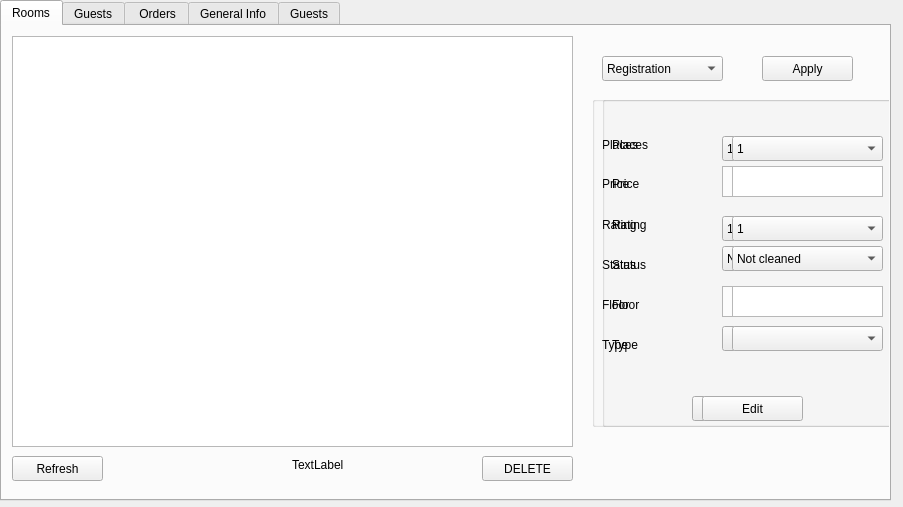
ZpmPower/Hotel_Network, file client/ReceptionistView.ui: the form before one commit.
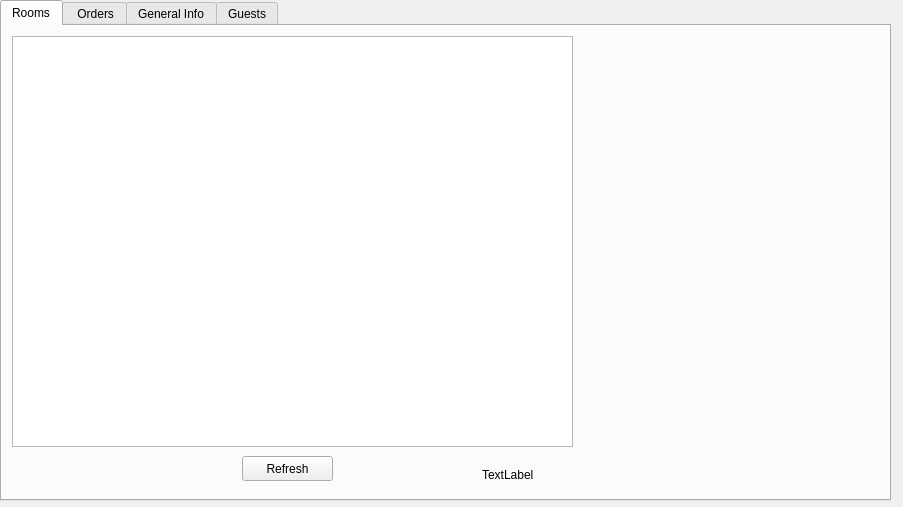
The form after the commit. The open tabs and pages were chosen to show the change.

Commit message: started receptionist

The edit to the form file:
```diff
--- a/client/ReceptionistView.ui
+++ b/client/ReceptionistView.ui
@@ -48,7 +48,7 @@
     <widget class="QPushButton" name="hotelRoomsBtn">
      <property name="geometry">
       <rect>
-       <x>10</x>
+       <x>240</x>
        <y>430</y>
        <width>91</width>
        <height>25</height>
@@ -58,24 +58,11 @@
       <string>Refresh</string>
      </property>
     </widget>
-    <widget class="QPushButton" name="deleteRoomBtn">
-     <property name="geometry">
-      <rect>
-       <x>480</x>
-       <y>430</y>
-       <width>91</width>
-       <height>25</height>
-      </rect>
-     </property>
-     <property name="text">
-      <string>DELETE</string>
-     </property>
-    </widget>
     <widget class="QLabel" name="deleteRoomLbl">
      <property name="geometry">
       <rect>
-       <x>290</x>
-       <y>430</y>
+       <x>480</x>
+       <y>440</y>
        <width>54</width>
        <height>17</height>
       </rect>
@@ -84,847 +71,6 @@
       <string>TextLabel</string>
      </property>
     </widget>
-    <widget class="QComboBox" name="comboBox_2">
-     <property name="geometry">
-      <rect>
-       <x>600</x>
-       <y>30</y>
-       <width>121</width>
-       <height>25</height>
-      </rect>
-     </property>
-     <item>
-      <property name="text">
-       <string>Registration</string>
-      </property>
-     </item>
-     <item>
-      <property name="text">
-       <string>Edit</string>
-      </property>
-     </item>
-    </widget>
-    <widget class="QPushButton" name="chooseBtn">
-     <property name="geometry">
-      <rect>
-       <x>760</x>
-       <y>30</y>
-       <width>91</width>
-       <height>25</height>
-      </rect>
-     </property>
-     <property name="text">
-      <string>Apply</string>
-     </property>
-    </widget>
-    <widget class="QGroupBox" name="newRoomBox">
-     <property name="enabled">
-      <bool>true</bool>
-     </property>
-     <property name="geometry">
-      <rect>
-       <x>590</x>
-       <y>70</y>
-       <width>301</width>
-       <height>331</height>
-      </rect>
-     </property>
-     <property name="title">
-      <string/>
-     </property>
-     <widget class="QPlainTextEdit" name="priceRTE">
-      <property name="geometry">
-       <rect>
-        <x>130</x>
-        <y>70</y>
-        <width>151</width>
-        <height>31</height>
-       </rect>
-      </property>
-     </widget>
-     <widget class="QLabel" name="label_33">
-      <property name="geometry">
-       <rect>
-        <x>10</x>
-        <y>40</y>
-        <width>91</width>
-        <height>17</height>
-       </rect>
-      </property>
-      <property name="text">
-       <string>Places</string>
-      </property>
-     </widget>
-     <widget class="QLabel" name="label_34">
-      <property name="geometry">
-       <rect>
-        <x>10</x>
-        <y>80</y>
-        <width>91</width>
-        <height>16</height>
-       </rect>
-      </property>
-      <property name="text">
-       <string>Price</string>
-      </property>
-     </widget>
-     <widget class="QLabel" name="label_35">
-      <property name="geometry">
-       <rect>
-        <x>10</x>
-        <y>120</y>
-        <width>91</width>
-        <height>17</height>
-       </rect>
-      </property>
-      <property name="text">
-       <string>Rating</string>
-      </property>
-     </widget>
-     <widget class="QLabel" name="label_36">
-      <property name="geometry">
-       <rect>
-        <x>10</x>
-        <y>160</y>
-        <width>91</width>
-        <height>17</height>
-       </rect>
-      </property>
-      <property name="text">
-       <string>Status</string>
-      </property>
-     </widget>
-     <widget class="QLabel" name="label_37">
-      <property name="geometry">
-       <rect>
-        <x>10</x>
-        <y>200</y>
-        <width>54</width>
-        <height>17</height>
-       </rect>
-      </property>
-      <property name="text">
-       <string>Floor</string>
-      </property>
-     </widget>
-     <widget class="QPlainTextEdit" name="floorRTE">
-      <property name="geometry">
-       <rect>
-        <x>130</x>
-        <y>190</y>
-        <width>151</width>
-        <height>31</height>
-       </rect>
-      </property>
-     </widget>
-     <widget class="QPushButton" name="addRoomBtn">
-      <property name="geometry">
-       <rect>
-        <x>100</x>
-        <y>300</y>
-        <width>101</width>
-        <height>25</height>
-       </rect>
-      </property>
-      <property name="text">
-       <string>Add</string>
-      </property>
-     </widget>
-     <widget class="QLabel" name="regLabel_3">
-      <property name="geometry">
-       <rect>
-        <x>80</x>
-        <y>230</y>
-        <width>131</width>
-        <height>17</height>
-       </rect>
-      </property>
-      <property name="text">
-       <string/>
-      </property>
-     </widget>
-     <widget class="QLabel" name="label_38">
-      <property name="geometry">
-       <rect>
-        <x>10</x>
-        <y>240</y>
-        <width>54</width>
-        <height>17</height>
-       </rect>
-      </property>
-      <property name="text">
-       <string>Type</string>
-      </property>
-     </widget>
-     <widget class="QComboBox" name="typeCb">
-      <property name="geometry">
-       <rect>
-        <x>130</x>
-        <y>230</y>
-        <width>151</width>
-        <height>25</height>
-       </rect>
-      </property>
-     </widget>
-     <widget class="QComboBox" name="ratingCb">
-      <property name="geometry">
-       <rect>
-        <x>130</x>
-        <y>120</y>
-        <width>151</width>
-        <height>25</height>
-       </rect>
-      </property>
-      <item>
-       <property name="text">
-        <string>1</string>
-       </property>
-      </item>
-      <item>
-       <property name="text">
-        <string>2</string>
-       </property>
-      </item>
-      <item>
-       <property name="text">
-        <string>3</string>
-       </property>
-      </item>
-      <item>
-       <property name="text">
-        <string>4</string>
-       </property>
-      </item>
-      <item>
-       <property name="text">
-        <string>5</string>
-       </property>
-      </item>
-      <item>
-       <property name="text">
-        <string>6</string>
-       </property>
-      </item>
-      <item>
-       <property name="text">
-        <string>7</string>
-       </property>
-      </item>
-      <item>
-       <property name="text">
-        <string>8</string>
-       </property>
-      </item>
-      <item>
-       <property name="text">
-        <string>9</string>
-       </property>
-      </item>
-      <item>
-       <property name="text">
-        <string>10</string>
-       </property>
-      </item>
-     </widget>
-     <widget class="QComboBox" name="statusCb">
-      <property name="geometry">
-       <rect>
-        <x>130</x>
-        <y>150</y>
-        <width>151</width>
-        <height>25</height>
-       </rect>
-      </property>
-      <item>
-       <property name="text">
-        <string>Not cleaned</string>
-       </property>
-      </item>
-      <item>
-       <property name="text">
-        <string>Cleaned</string>
-       </property>
-      </item>
-     </widget>
-     <widget class="QComboBox" name="placesCb">
-      <property name="geometry">
-       <rect>
-        <x>130</x>
-        <y>40</y>
-        <width>151</width>
-        <height>25</height>
-       </rect>
-      </property>
-      <item>
-       <property name="text">
-        <string>1</string>
-       </property>
-      </item>
-      <item>
-       <property name="text">
-        <string>2</string>
-       </property>
-      </item>
-      <item>
-       <property name="text">
-        <string>3</string>
-       </property>
-      </item>
-      <item>
-       <property name="text">
-        <string>4</string>
-       </property>
-      </item>
-      <item>
-       <property name="text">
-        <string>5</string>
-       </property>
-      </item>
-      <item>
-       <property name="text">
-        <string>6</string>
-       </property>
-      </item>
-      <item>
-       <property name="text">
-        <string>7</string>
-       </property>
-      </item>
-      <item>
-       <property name="text">
-        <string>8</string>
-       </property>
-      </item>
-      <item>
-       <property name="text">
-        <string>9</string>
-       </property>
-      </item>
-      <item>
-       <property name="text">
-        <string>10</string>
-       </property>
-      </item>
-     </widget>
-    </widget>
-    <widget class="QGroupBox" name="editRoomBox">
-     <property name="enabled">
-      <bool>true</bool>
-     </property>
-     <property name="geometry">
-      <rect>
-       <x>600</x>
-       <y>70</y>
-       <width>301</width>
-       <height>331</height>
-      </rect>
-     </property>
-     <property name="title">
-      <string/>
-     </property>
-     <widget class="QPlainTextEdit" name="priceRTEE">
-      <property name="geometry">
-       <rect>
-        <x>130</x>
-        <y>70</y>
-        <width>151</width>
-        <height>31</height>
-       </rect>
-      </property>
-     </widget>
-     <widget class="QLabel" name="label_39">
-      <property name="geometry">
-       <rect>
-        <x>10</x>
-        <y>40</y>
-        <width>91</width>
-        <height>17</height>
-       </rect>
-      </property>
-      <property name="text">
-       <string>Places</string>
-      </property>
-     </widget>
-     <widget class="QLabel" name="label_40">
-      <property name="geometry">
-       <rect>
-        <x>10</x>
-        <y>80</y>
-        <width>91</width>
-        <height>16</height>
-       </rect>
-      </property>
-      <property name="text">
-       <string>Price</string>
-      </property>
-     </widget>
-     <widget class="QLabel" name="label_41">
-      <property name="geometry">
-       <rect>
-        <x>10</x>
-        <y>120</y>
-        <width>91</width>
-        <height>17</height>
-       </rect>
-      </property>
-      <property name="text">
-       <string>Rating</string>
-      </property>
-     </widget>
-     <widget class="QLabel" name="label_42">
-      <property name="geometry">
-       <rect>
-        <x>10</x>
-        <y>160</y>
-        <width>91</width>
-        <height>17</height>
-       </rect>
-      </property>
-      <property name="text">
-       <string>Status</string>
-      </property>
-     </widget>
-     <widget class="QLabel" name="label_43">
-      <property name="geometry">
-       <rect>
-        <x>10</x>
-        <y>200</y>
-        <width>54</width>
-        <height>17</height>
-       </rect>
-      </property>
-      <property name="text">
-       <string>Floor</string>
-      </property>
-     </widget>
-     <widget class="QPlainTextEdit" name="floorRTEE">
-      <property name="geometry">
-       <rect>
-        <x>130</x>
-        <y>190</y>
-        <width>151</width>
-        <height>31</height>
-       </rect>
-      </property>
-     </widget>
-     <widget class="QPushButton" name="addRoomBtn_2">
-      <property name="geometry">
-       <rect>
-        <x>100</x>
-        <y>300</y>
-        <width>101</width>
-        <height>25</height>
-       </rect>
-      </property>
-      <property name="text">
-       <string>Edit</string>
-      </property>
-     </widget>
-     <widget class="QLabel" name="regLabel_4">
-      <property name="geometry">
-       <rect>
-        <x>80</x>
-        <y>230</y>
-        <width>131</width>
-        <height>17</height>
-       </rect>
-      </property>
-      <property name="text">
-       <string/>
-      </property>
-     </widget>
-     <widget class="QLabel" name="label_44">
-      <property name="geometry">
-       <rect>
-        <x>10</x>
-        <y>240</y>
-        <width>54</width>
-        <height>17</height>
-       </rect>
-      </property>
-      <property name="text">
-       <string>Type</string>
-      </property>
-     </widget>
-     <widget class="QComboBox" name="typeCbE">
-      <property name="geometry">
-       <rect>
-        <x>130</x>
-        <y>230</y>
-        <width>151</width>
-        <height>25</height>
-       </rect>
-      </property>
-     </widget>
-     <widget class="QComboBox" name="ratingCbE">
-      <property name="geometry">
-       <rect>
-        <x>130</x>
-        <y>120</y>
-        <width>151</width>
-        <height>25</height>
-       </rect>
-      </property>
-      <item>
-       <property name="text">
-        <string>1</string>
-       </property>
-      </item>
-      <item>
-       <property name="text">
-        <string>2</string>
-       </property>
-      </item>
-      <item>
-       <property name="text">
-        <string>3</string>
-       </property>
-      </item>
-      <item>
-       <property name="text">
-        <string>4</string>
-       </property>
-      </item>
-      <item>
-       <property name="text">
-        <string>5</string>
-       </property>
-      </item>
-      <item>
-       <property name="text">
-        <string>6</string>
-       </property>
-      </item>
-      <item>
-       <property name="text">
-        <string>7</string>
-       </property>
-      </item>
-      <item>
-       <property name="text">
-        <string>8</string>
-       </property>
-      </item>
-      <item>
-       <property name="text">
-        <string>9</string>
-       </property>
-      </item>
-      <item>
-       <property name="text">
-        <string>10</string>
-       </property>
-      </item>
-     </widget>
-     <widget class="QComboBox" name="statusCbE">
-      <property name="geometry">
-       <rect>
-        <x>130</x>
-        <y>150</y>
-        <width>151</width>
-        <height>25</height>
-       </rect>
-      </property>
-      <item>
-       <property name="text">
-        <string>Not cleaned</string>
-       </property>
-      </item>
-      <item>
-       <property name="text">
-        <string>Cleaned</string>
-       </property>
-      </item>
-     </widget>
-     <widget class="QComboBox" name="placesCbE">
-      <property name="geometry">
-       <rect>
-        <x>130</x>
-        <y>40</y>
-        <width>151</width>
-        <height>25</height>
-       </rect>
-      </property>
-      <item>
-       <property name="text">
-        <string>1</string>
-       </property>
-      </item>
-      <item>
-       <property name="text">
-        <string>2</string>
-       </property>
-      </item>
-      <item>
-       <property name="text">
-        <string>3</string>
-       </property>
-      </item>
-      <item>
-       <property name="text">
-        <string>4</string>
-       </property>
-      </item>
-      <item>
-       <property name="text">
-        <string>5</string>
-       </property>
-      </item>
-      <item>
-       <property name="text">
-        <string>6</string>
-       </property>
-      </item>
-      <item>
-       <property name="text">
-        <string>7</string>
-       </property>
-      </item>
-      <item>
-       <property name="text">
-        <string>8</string>
-       </property>
-      </item>
-      <item>
-       <property name="text">
-        <string>9</string>
-       </property>
-      </item>
-      <item>
-       <property name="text">
-        <string>10</string>
-       </property>
-      </item>
-     </widget>
-    </widget>
-   </widget>
-   <widget class="QWidget" name="tabGuests_2">
-    <attribute name="title">
-     <string>Guests</string>
-    </attribute>
-    <widget class="QGroupBox" name="groupBox">
-     <property name="enabled">
-      <bool>true</bool>
-     </property>
-     <property name="geometry">
-      <rect>
-       <x>550</x>
-       <y>50</y>
-       <width>331</width>
-       <height>381</height>
-      </rect>
-     </property>
-     <property name="title">
-      <string/>
-     </property>
-     <widget class="QPlainTextEdit" name="loginGPT">
-      <property name="geometry">
-       <rect>
-        <x>140</x>
-        <y>50</y>
-        <width>151</width>
-        <height>31</height>
-       </rect>
-      </property>
-     </widget>
-     <widget class="QPlainTextEdit" name="passwordGPT">
-      <property name="geometry">
-       <rect>
-        <x>140</x>
-        <y>90</y>
-        <width>151</width>
-        <height>31</height>
-       </rect>
-      </property>
-     </widget>
-     <widget class="QPlainTextEdit" name="firstNGPT">
-      <property name="geometry">
-       <rect>
-        <x>140</x>
-        <y>140</y>
-        <width>151</width>
-        <height>31</height>
-       </rect>
-      </property>
-     </widget>
-     <widget class="QPlainTextEdit" name="secondNGPT">
-      <property name="geometry">
-       <rect>
-        <x>140</x>
-        <y>180</y>
-        <width>151</width>
-        <height>31</height>
-       </rect>
-      </property>
-     </widget>
-     <widget class="QPlainTextEdit" name="lastNGPT">
-      <property name="geometry">
-       <rect>
-        <x>140</x>
-        <y>220</y>
-        <width>151</width>
-        <height>31</height>
-       </rect>
-      </property>
-     </widget>
-     <widget class="QPlainTextEdit" name="phoneGPT">
-      <property name="geometry">
-       <rect>
-        <x>140</x>
-        <y>260</y>
-        <width>151</width>
-        <height>31</height>
-       </rect>
-      </property>
-     </widget>
-     <widget class="QPlainTextEdit" name="passportGPT">
-      <property name="geometry">
-       <rect>
-        <x>140</x>
-        <y>300</y>
-        <width>151</width>
-        <height>31</height>
-       </rect>
-      </property>
-     </widget>
-     <widget class="QLabel" name="label_2">
-      <property name="geometry">
-       <rect>
-        <x>40</x>
-        <y>60</y>
-        <width>91</width>
-        <height>17</height>
-       </rect>
-      </property>
-      <property name="text">
-       <string>LOGIN</string>
-      </property>
-     </widget>
-     <widget class="QLabel" name="label_3">
-      <property name="geometry">
-       <rect>
-        <x>40</x>
-        <y>100</y>
-        <width>91</width>
-        <height>17</height>
-       </rect>
-      </property>
-      <property name="text">
-       <string>PASSWORD</string>
-      </property>
-     </widget>
-     <widget class="QLabel" name="label_4">
-      <property name="geometry">
-       <rect>
-        <x>30</x>
-        <y>150</y>
-        <width>91</width>
-        <height>17</height>
-       </rect>
-      </property>
-      <property name="text">
-       <string>FirstName</string>
-      </property>
-     </widget>
-     <widget class="QLabel" name="label_5">
-      <property name="geometry">
-       <rect>
-        <x>30</x>
-        <y>190</y>
-        <width>91</width>
-        <height>16</height>
-       </rect>
-      </property>
-      <property name="text">
-       <string>SecondName</string>
-      </property>
-     </widget>
-     <widget class="QLabel" name="label_6">
-      <property name="geometry">
-       <rect>
-        <x>30</x>
-        <y>230</y>
-        <width>91</width>
-        <height>17</height>
-       </rect>
-      </property>
-      <property name="text">
-       <string>LastName</string>
-      </property>
-     </widget>
-     <widget class="QLabel" name="label_7">
-      <property name="geometry">
-       <rect>
-        <x>30</x>
-        <y>270</y>
-        <width>91</width>
-        <height>17</height>
-       </rect>
-      </property>
-      <property name="text">
-       <string>PhoneNumber</string>
-      </property>
-     </widget>
-     <widget class="QLabel" name="label_8">
-      <property name="geometry">
-       <rect>
-        <x>30</x>
-        <y>310</y>
-        <width>91</width>
-        <height>17</height>
-       </rect>
-      </property>
-      <property name="text">
-       <string>Passport</string>
-      </property>
-     </widget>
-     <widget class="QPushButton" name="regGuestBnt">
-      <property name="geometry">
-       <rect>
-        <x>120</x>
-        <y>350</y>
-        <width>101</width>
-        <height>25</height>
-       </rect>
-      </property>
-      <property name="text">
-       <string>OK</string>
-      </property>
-     </widget>
-    </widget>
-    <widget class="QComboBox" name="comboBox_3">
-     <property name="geometry">
-      <rect>
-       <x>620</x>
-       <y>30</y>
-       <width>111</width>
-       <height>25</height>
-      </rect>
-     </property>
-     <item>
-      <property name="text">
-       <string>Registration</string>
-      </property>
-     </item>
-     <item>
-      <property name="text">
-       <string>New order</string>
-      </property>
-     </item>
-    </widget>
-    <widget class="QPushButton" name="pushButton_2">
-     <property name="geometry">
-      <rect>
-       <x>760</x>
-       <y>30</y>
-       <width>80</width>
-       <height>25</height>
-      </rect>
-     </property>
-     <property name="text">
-      <string>PushButton</string>
-     </property>
-    </widget>
    </widget>
    <widget class="QWidget" name="tabOrders">
     <attribute name="title">
```
Left out of the diff: 214 changed lines with no effect on the pictures. The commit also changes 4 other files.
